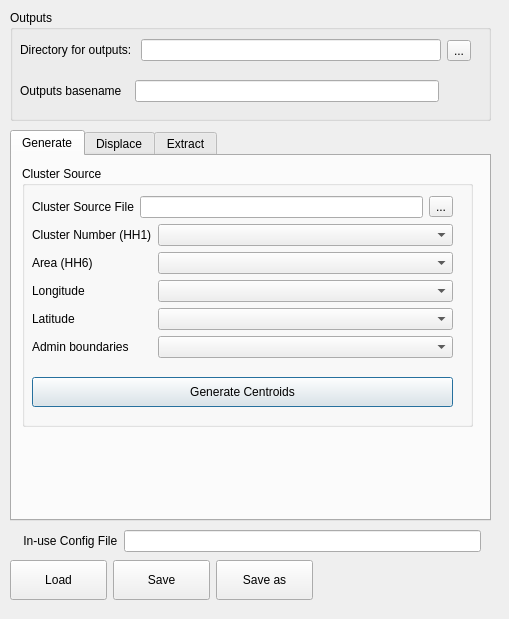
This is plugin/mgp_dialog.ui in unicef-drp/mics-geocoding as Qt 5 draws it before an edit. The edited form follows.
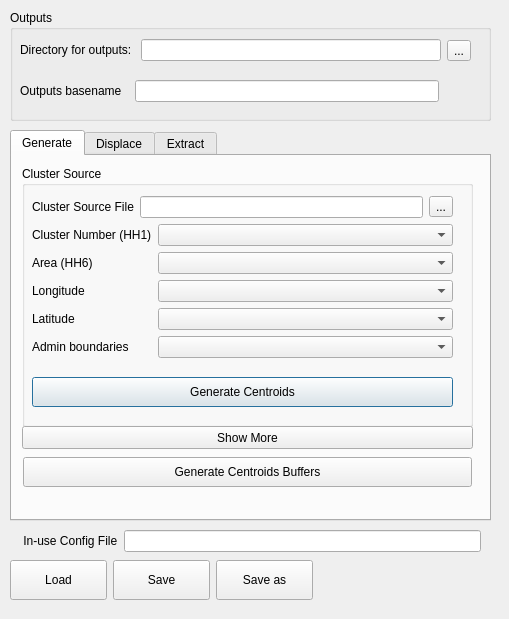
This is the edited form.

Commit message: feat(ui): [4]: visible/hidden section added

```diff
--- a/plugin/mgp_dialog.ui
+++ b/plugin/mgp_dialog.ui
@@ -209,6 +209,66 @@
          </layout>
         </widget>
        </widget>
+       <widget class="QPushButton" name="toggleShowMoreButton">
+        <property name="geometry">
+         <rect>
+          <x>10</x>
+          <y>270</y>
+          <width>451</width>
+          <height>23</height>
+         </rect>
+        </property>
+        <property name="maximumSize">
+         <size>
+          <width>16777215</width>
+          <height>25</height>
+         </size>
+        </property>
+        <property name="text">
+         <string>Show More</string>
+        </property>
+       </widget>
+       <widget class="QWidget" name="moreWidget" native="true">
+        <property name="geometry">
+         <rect>
+          <x>11</x>
+          <y>297</y>
+          <width>451</width>
+          <height>60</height>
+         </rect>
+        </property>
+        <property name="sizePolicy">
+         <sizepolicy hsizetype="Fixed" vsizetype="Fixed">
+          <horstretch>0</horstretch>
+          <verstretch>0</verstretch>
+         </sizepolicy>
+        </property>
+        <property name="maximumSize">
+         <size>
+          <width>16777215</width>
+          <height>60</height>
+         </size>
+        </property>
+        <widget class="QPushButton" name="generateCentroidsBufferButton">
+         <property name="geometry">
+          <rect>
+           <x>0</x>
+           <y>4</y>
+           <width>449</width>
+           <height>30</height>
+          </rect>
+         </property>
+         <property name="minimumSize">
+          <size>
+           <width>0</width>
+           <height>30</height>
+          </size>
+         </property>
+         <property name="text">
+          <string>Generate Centroids Buffers</string>
+         </property>
+        </widget>
+       </widget>
       </widget>
       <widget class="QWidget" name="tab_step2">
        <attribute name="title">
```
The commit also changes 3 other files.
